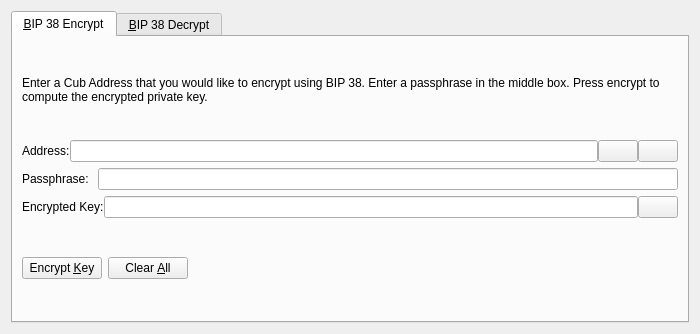
Qt form src/qt/forms/bip38tooldialog.ui (Visco33/test) before a commit.
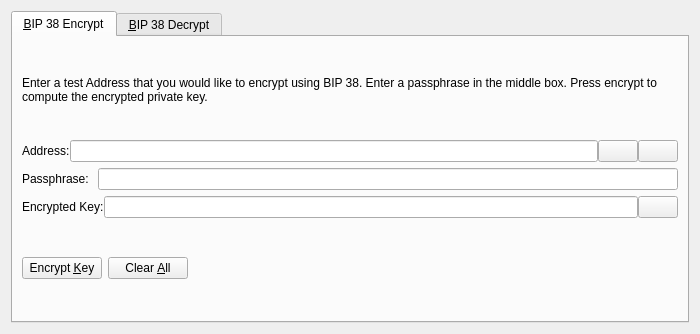
The same form after that commit. The open tabs and pages were chosen to show the change. Icons and pictures are not drawn. Custom widgets are drawn as their Qt base class.

Patch:
```diff
--- a/src/qt/forms/bip38tooldialog.ui
+++ b/src/qt/forms/bip38tooldialog.ui
@@ -30,7 +30,7 @@
        <item>
         <widget class="QLabel" name="infoLabel_ENC">
          <property name="text">
-          <string>Enter a Cub Address that you would like to encrypt using BIP 38. Enter a passphrase in the middle box. Press encrypt to compute the encrypted private key.</string>
+          <string>Enter a test Address that you would like to encrypt using BIP 38. Enter a passphrase in the middle box. Press encrypt to compute the encrypted private key.</string>
          </property>
          <property name="textFormat">
           <enum>Qt::PlainText</enum>
```
Left out of the diff: 24 changed lines with no effect on the pictures.
